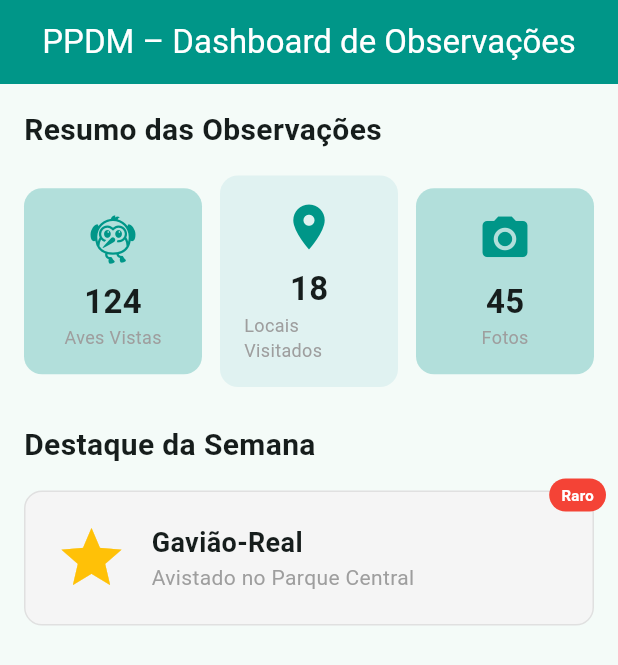
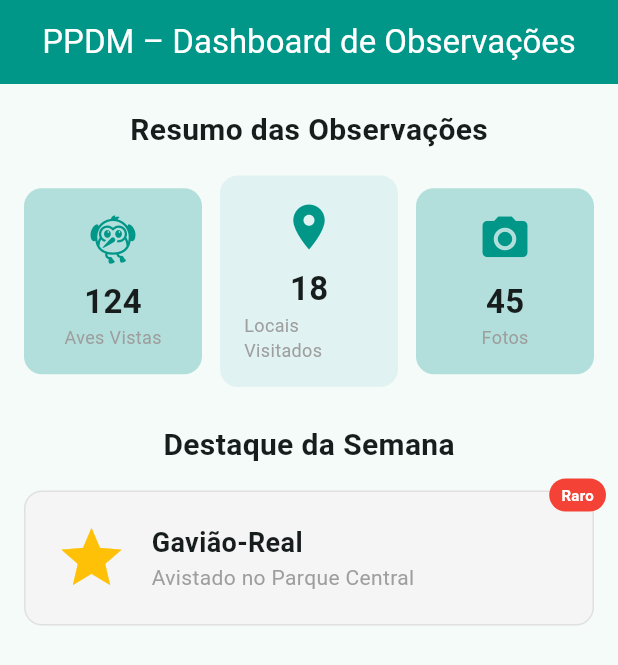
Before and after one commit to IsaacGoncalves01/provaa_layout_app, a Flutter app: the screen it shows after launch, on a phone screen of 412 x 824 dp. Shown: the top 665 px of the screen. Run offline on Flutter 3.47's test engine with Material 3 defaults, Android fonts, the phone set to English and light mode, and no system bars.

Commit message:
Desafio 2 - Alinhamento centralizado

```diff
--- a/lib/main.dart
+++ b/lib/main.dart
@@ -42,7 +42,7 @@ class TelaDashboard extends StatelessWidget {
           // 📍 DESAFIO 2 (1,0 ponto):
           // Alterar o crossAxisAlignment de .start para CrossAxisAlignment.center
           // ============================================================
-          crossAxisAlignment: CrossAxisAlignment.start, // FIXME: Alterar para CrossAxisAlignment.center
+          crossAxisAlignment: CrossAxisAlignment.center, // FIXME: Alterar para CrossAxisAlignment.center
           children: [
             const Text(
               'Resumo das Observações',
```
